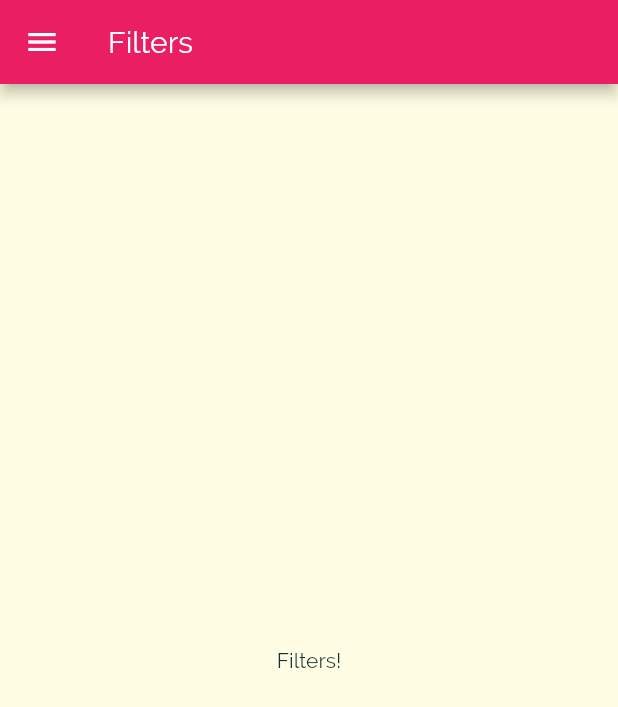
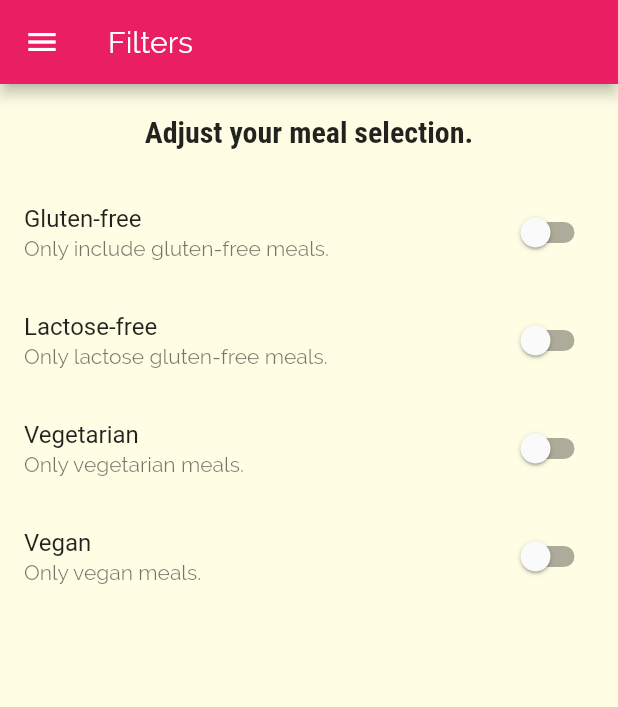
Before and after one commit to matheuslcandido/my_meals_flutter, a Flutter app: the FiltersScreen screen opened by its route, on a phone screen of 412 x 824 dp. Shown: the top 707 px of the screen. Run offline on Flutter 3.47's test engine with Material 2 defaults, Android fonts, the phone set to English and light mode, and no system bars.

Commit message:
adding the switch to filter the type of meals

```diff
--- a/lib/screens/filters_screen.dart
+++ b/lib/screens/filters_screen.dart
@@ -2,8 +2,32 @@ import 'package:flutter/material.dart';
 
 import '../widgets/main_drawer.dart';
 
-class FiltersScreen extends StatelessWidget {
+class FiltersScreen extends StatefulWidget {
   static const routeName = '/filters';
+
+  @override
+  _FiltersScreenState createState() => _FiltersScreenState();
+}
+
+class _FiltersScreenState extends State<FiltersScreen> {
+  var _glutenFree = false;
+  var _vegetarian = false;
+  var _vegan = false;
+  var _lactoseFree = false;
+
+  Widget _buildSwitchListTile(
+    String title,
+    String description,
+    bool currentValue,
+    Function updateValue,
+  ) {
+    return SwitchListTile(
+      title: Text(title),
+      subtitle: Text(description),
+      value: currentValue,
+      onChanged: updateValue,
+    );
+  }
 
   @override
   Widget build(BuildContext context) {
@@ -12,8 +36,62 @@ class FiltersScreen extends StatelessWidget {
         title: Text('Filters'),
       ),
       drawer: MainDrawer(),
-      body: Center(
-        child: Text('Filters!'),
+      body: Column(
+        children: <Widget>[
+          Container(
+            padding: EdgeInsets.all(20),
+            child: Text(
+              'Adjust your meal selection.',
+              style: Theme.of(context).textTheme.title,
+            ),
+          ),
+          Expanded(
+            child: ListView(
+              children: <Widget>[
+                _buildSwitchListTile(
+                  'Gluten-free',
+                  'Only include gluten-free meals.',
+                  _glutenFree,
+                  (newValue) {
+                    setState(() {
+                      _glutenFree = newValue;
+                    });
+                  },
+                ),
+                _buildSwitchListTile(
+                  'Lactose-free',
+                  'Only lactose gluten-free meals.',
+                  _lactoseFree,
+                  (newValue) {
+                    setState(() {
+                      _lactoseFree = newValue;
+                    });
+                  },
+                ),
+                _buildSwitchListTile(
+                  'Vegetarian',
+                  'Only vegetarian meals.',
+                  _vegetarian,
+                  (newValue) {
+                    setState(() {
+                      _vegetarian = newValue;
+                    });
+                  },
+                ),
+                _buildSwitchListTile(
+                  'Vegan',
+                  'Only vegan meals.',
+                  _vegan,
+                  (newValue) {
+                    setState(() {
+                      _vegan = newValue;
+                    });
+                  },
+                ),
+              ],
+            ),
+          ),
+        ],
       ),
     );
   }
```
